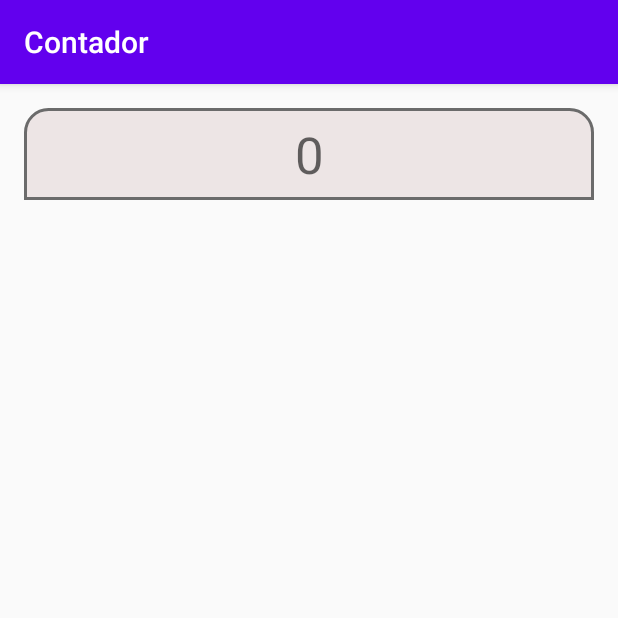
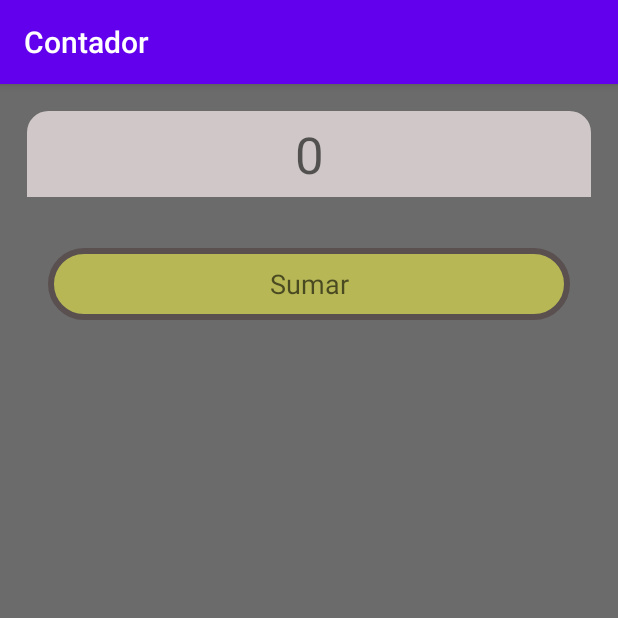
Before and after one commit to ToviGamboa/Contador, an Android app: the screen it shows after launch (MainActivity), on a phone screen of 412 x 824 dp, the top half of it. Run offline under Robolectric (Android 15) with nearby library versions, the light colour scheme and no system bars.

Commit message:
Boton sumar funcionando

```diff
--- a/app/src/main/java/co/tovigamboa/contador/MainActivity.java
+++ b/app/src/main/java/co/tovigamboa/contador/MainActivity.java
@@ -1,14 +1,36 @@
 package co.tovigamboa.contador;
 
 import android.os.Bundle;
+import android.view.View;
+import android.widget.TextView;
 
 import androidx.annotation.Nullable;
 import androidx.appcompat.app.AppCompatActivity;
 
 public class MainActivity extends AppCompatActivity {
+
+	private TextView tvDisplay;
+	private int contador = 0;
+
 	@Override
 	protected void onCreate(@Nullable Bundle savedInstanceState) {
 		super.onCreate(savedInstanceState);
 		setContentView(R.layout.activity_main);
+
+		tvDisplay = findViewById(R.id.tvDisplayId);
+		tvDisplay.setText(String.valueOf(contador));
+	}
+
+	public void onClick(View view) {
+		switch (view.getId()){
+			case R.id.btSumarId:
+				sumar();
+				break;
+		}
+	}
+
+	private void sumar() {
+		contador++;
+		tvDisplay.setText(String.valueOf(contador));
 	}
 }
--- /dev/null
+++ b/app/src/main/res/drawable/bordes_sumar.xml
@@ -0,0 +1,16 @@
+<?xml version="1.0" encoding="utf-8"?>
+<shape xmlns:android="http://schemas.android.com/apk/res/android">
+    <solid android:color="#CDCACA50"/>
+
+    <stroke android:width="4dp"
+        android:color="#5A5050"/>
+
+    <padding android:bottom="8dp"
+        android:right="1dp"
+        android:left="1dp"
+        android:top="8dp"/>
+
+    <corners android:radius="60dp"/>
+
+
+</shape>
--- a/app/src/main/res/layout/activity_main.xml
+++ b/app/src/main/res/layout/activity_main.xml
@@ -4,9 +4,11 @@
     xmlns:tools="http://schemas.android.com/tools"
     android:layout_width="match_parent"
     android:layout_height="match_parent"
+    android:background="#6B6B6B"
     tools:context=".MainActivity">
 
     <TextView
+        android:id="@+id/tvDisplayId"
         android:layout_width="0dp"
         android:layout_height="wrap_content"
         android:layout_marginLeft="16dp"
@@ -20,4 +22,19 @@
         app:layout_constraintRight_toRightOf="parent"
         app:layout_constraintTop_toTopOf="parent" />
 
+    <Button
+        android:id="@+id/btSumarId"
+        android:layout_width="0dp"
+        android:layout_height="wrap_content"
+        android:layout_marginStart="32dp"
+        android:layout_marginTop="32dp"
+        android:layout_marginEnd="32dp"
+        android:background="@drawable/bordes_sumar"
+        android:text="@string/text_btn_sumar"
+        android:textAppearance="@style/TextAppearance.AppCompat.Medium"
+        app:layout_constraintEnd_toEndOf="parent"
+        app:layout_constraintStart_toStartOf="parent"
+        app:layout_constraintTop_toBottomOf="@+id/tvDisplayId"
+        android:onClick="onClick"/>
+
 </androidx.constraintlayout.widget.ConstraintLayout>
--- a/app/src/main/res/values/strings.xml
+++ b/app/src/main/res/values/strings.xml
@@ -1,4 +1,5 @@
 <resources>
     <string name="app_name">Contador</string>
     <string name="text_display">0</string>
+    <string name="text_btn_sumar">Sumar</string>
 </resources>
```
